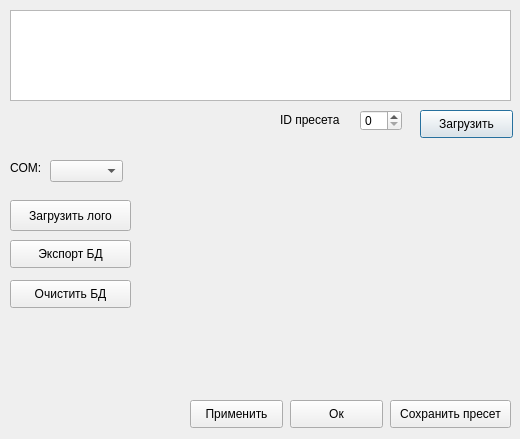
The window that src/gui/settings.ui (ATLANTer/Ruzaevka390_MCC) describes before a commit, drawn with Qt 5.
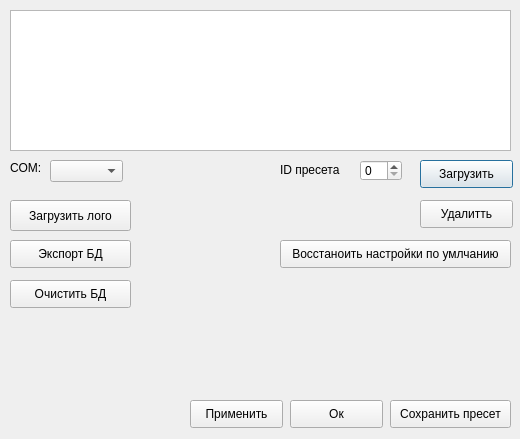
The same window after the commit.

What changed in the file:
```diff
--- a/src/gui/settings.ui
+++ b/src/gui/settings.ui
@@ -13,21 +13,11 @@
   <property name="windowTitle">
    <string>Настройки</string>
   </property>
-  <widget class="QListView" name="presetsView">
-   <property name="geometry">
-    <rect>
-     <x>10</x>
-     <y>10</y>
-     <width>501</width>
-     <height>91</height>
-    </rect>
-   </property>
-  </widget>
   <widget class="QSpinBox" name="p_id">
    <property name="geometry">
     <rect>
      <x>360</x>
-     <y>110</y>
+     <y>160</y>
      <width>42</width>
      <height>21</height>
     </rect>
@@ -37,7 +27,7 @@
    <property name="geometry">
     <rect>
      <x>280</x>
-     <y>110</y>
+     <y>160</y>
      <width>71</width>
      <height>20</height>
     </rect>
@@ -50,7 +40,7 @@
    <property name="geometry">
     <rect>
      <x>420</x>
-     <y>110</y>
+     <y>160</y>
      <width>93</width>
      <height>28</height>
     </rect>
@@ -169,6 +159,42 @@
     <string>Очистить БД</string>
    </property>
   </widget>
+  <widget class="QTableWidget" name="dataView">
+   <property name="geometry">
+    <rect>
+     <x>10</x>
+     <y>10</y>
+     <width>501</width>
+     <height>141</height>
+    </rect>
+   </property>
+  </widget>
+  <widget class="QPushButton" name="pushButton">
+   <property name="geometry">
+    <rect>
+     <x>420</x>
+     <y>200</y>
+     <width>93</width>
+     <height>28</height>
+    </rect>
+   </property>
+   <property name="text">
+    <string>Удалитть</string>
+   </property>
+  </widget>
+  <widget class="QPushButton" name="pushButton_2">
+   <property name="geometry">
+    <rect>
+     <x>280</x>
+     <y>240</y>
+     <width>231</width>
+     <height>28</height>
+    </rect>
+   </property>
+   <property name="text">
+    <string>Восстаноить настройки по умлчанию</string>
+   </property>
+  </widget>
  </widget>
  <resources/>
  <connections/>
```
Left out of the diff: 2 changed lines with no effect on the pictures.
